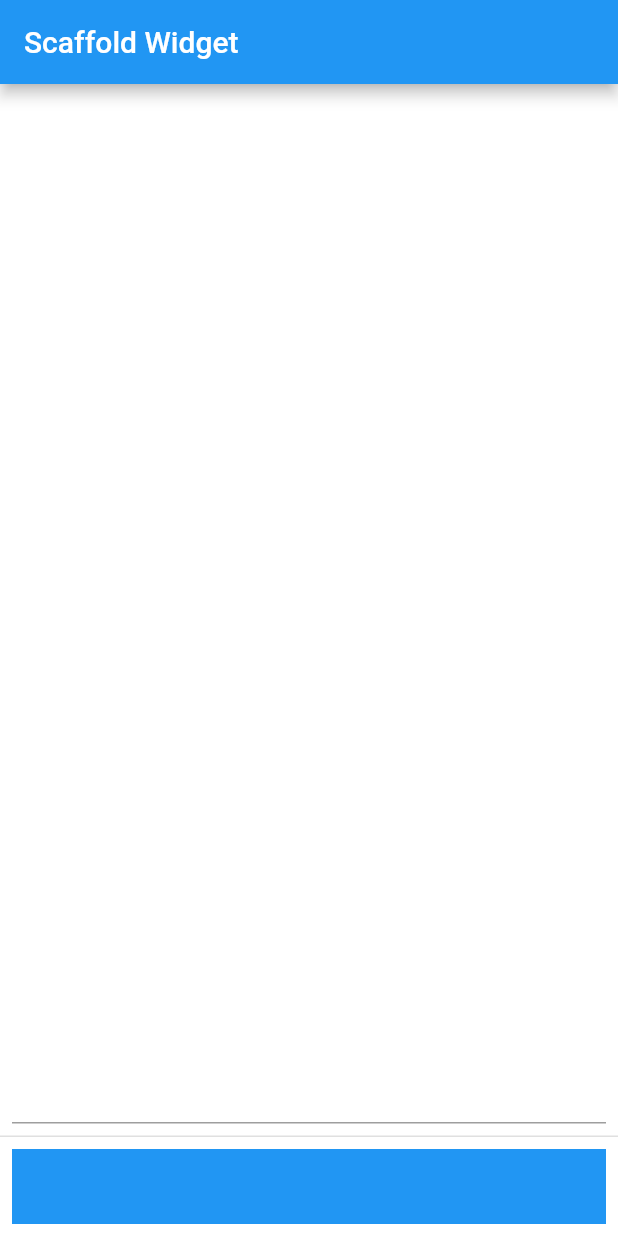
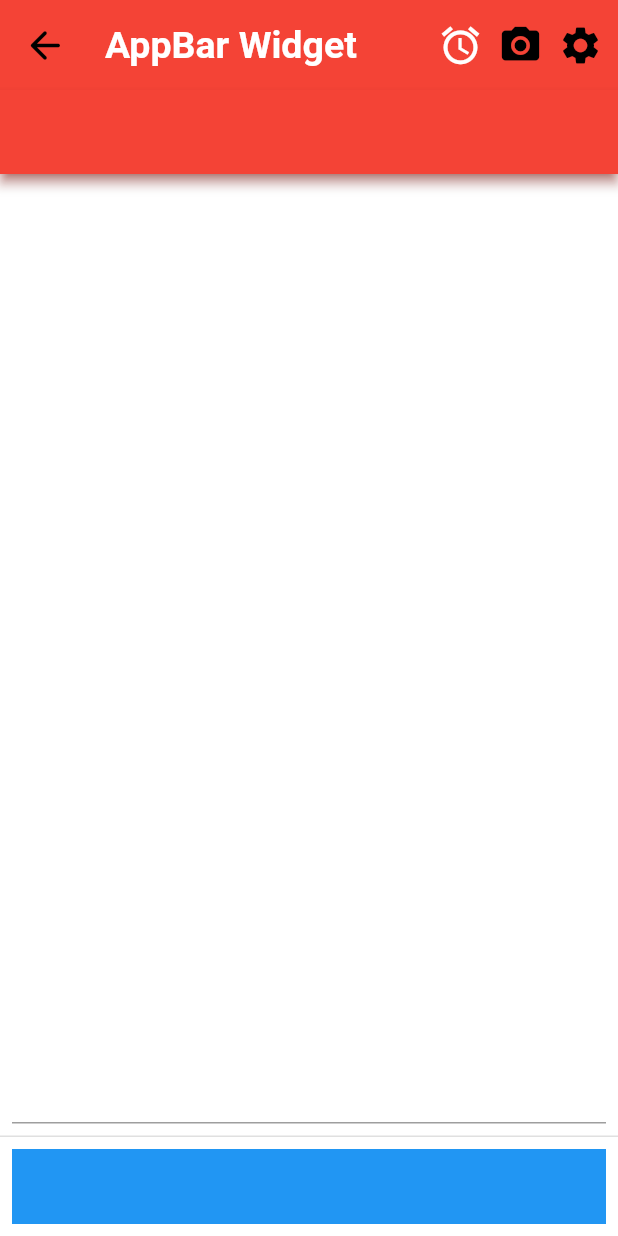
Before and after one commit to jinhan38/flutter_lecture_offline, a Flutter app: the screen it shows after launch, on a phone screen of 412 x 824 dp. Run offline on Flutter 3.47's test engine with Material 2 defaults, Android fonts, the phone set to English and light mode, and no system bars.

Commit message:
4주차 appBar 추가

```diff
--- a/lib/ch4/scaffold_widget.dart
+++ b/lib/ch4/scaffold_widget.dart
@@ -14,10 +14,7 @@ class ScaffoldWidget extends StatelessWidget {
     /// 상위 레벨 Scaffold
     /// 하위 레벨 Center(body에 들어오는 위젯)
     return Scaffold(
-      appBar: AppBar(
-        title: Text("Scaffold Widget"),
-        primary: false,
-      ),
+      appBar: appBarWidget(),
       backgroundColor: Colors.white,
       body: Center(
         child: Column(
@@ -38,8 +35,8 @@ class ScaffoldWidget extends StatelessWidget {
       /// 앱바와 같이 사용되는 특성
       /// 상태바의 영역을 사용할지 설정
       /// 상태바(statusBar) : 디바이스 상단에 시간, 배터리, 네트워크 정보 나오는 위치
-      primary: false,
-      extendBodyBehindAppBar: true,
+      // primary: false,
+      // extendBodyBehindAppBar: true,
 
       /// 상태바를 제거해야 되는 경우가 있다.
       persistentFooterAlignment: AlignmentDirectional.center,
@@ -67,4 +64,81 @@ class ScaffoldWidget extends StatelessWidget {
       ],
     );
   }
+
+  /// AppBar리턴하는 위젯
+  AppBar appBarWidget() {
+    return AppBar(
+      backgroundColor: Colors.red,
+
+      // z축 : z축이 높으면 그림자가 많아짐
+      // z축이 낮으면 그림자가 적어짐
+      // 0 : 그림자 없어짐
+      elevation: 3,
+      shadowColor: Colors.red,
+      title: const Text("AppBar Widget"),
+      titleTextStyle: const TextStyle(
+        fontSize: 25,
+        fontWeight: FontWeight.bold,
+      ),
+      centerTitle: false,
+      titleSpacing: 10,
+
+      /// Container 넣고, 50x50, 배경색은 하얀색
+      // leading: Container(
+      //   width: 50,
+      //   height: 50,
+      //   color: Colors.white,
+      //   child: const Text(
+      //     "앱",
+      //     style: TextStyle(
+      //       color: Colors.black,
+      //     ),
+      //   ),
+      // ),
+      leading: const Icon(
+        Icons.arrow_back_rounded,
+        size: 30,
+      ),
+
+      leadingWidth: 60,
+
+      /// 대괄호가 있다는 것은 List 의미
+      /// List라는 것은 여러개가 들어간다.
+      actions: const [
+        // Text("카메라"),
+        Icon(
+          Icons.alarm,
+          size: 30,
+          color: Colors.white,
+        ),
+        SizedBox(width: 10),
+        Icon(
+          Icons.photo_camera,
+          size: 30,
+        ),
+        SizedBox(width: 10),
+        Icon(
+          Icons.settings,
+          size: 30,
+        ),
+        SizedBox(width: 10),
+      ],
+
+      /// 아이콘 컬러 일괄변경
+      /// 각각의 아이콘에 컬러를 설정했다면 그것이 우선
+      foregroundColor: Colors.black,
+
+      /// height 사이즈 조절
+      toolbarHeight: 60,
+
+      /// 아이콘들의 투명도 조절
+      /// 투명도는 0 ~ 1
+      toolbarOpacity: 1,
+
+      bottom: AppBar(
+        backgroundColor: Colors.red,
+      ),
+      bottomOpacity: 0.5,
+    );
+  }
 }
```
Also changed, not shown: 1 other file.
